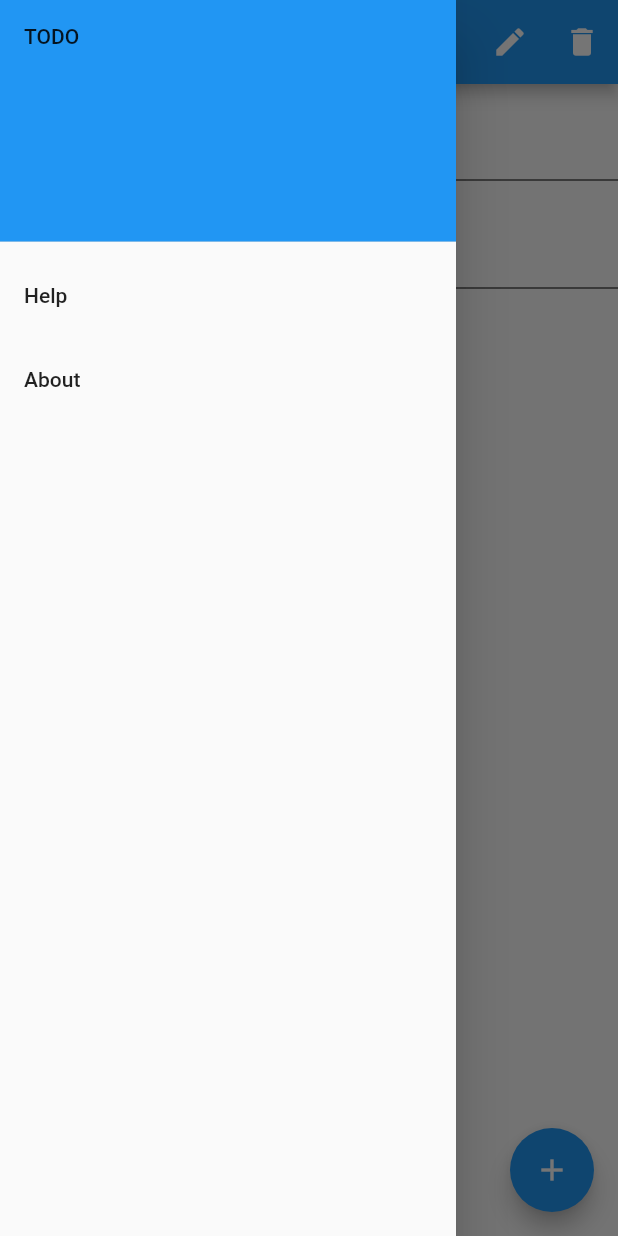
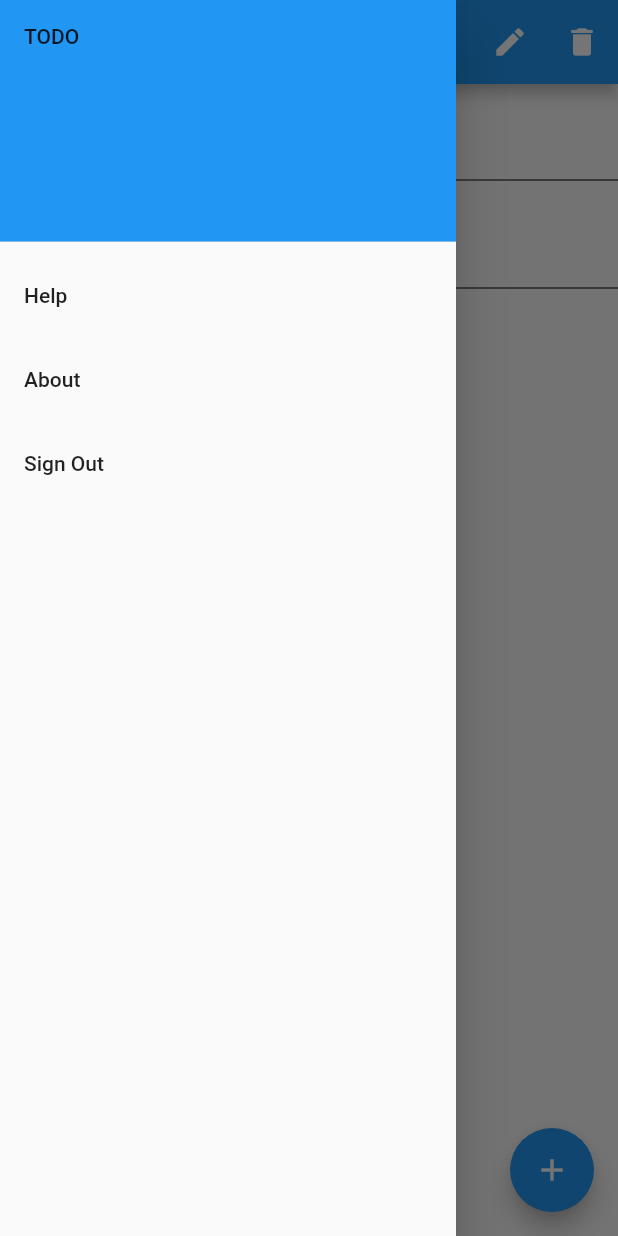
Before and after one commit to loshanr/todo, a Flutter app: the screen it shows once a user with an empty profile is signed in, with the side drawer open, on a phone screen of 412 x 824 dp. Run offline on Flutter 3.47's test engine with Material 2 defaults, Android fonts, the phone set to English and light mode, and no system bars; our stand-ins replace bloc, cloud_firestore, equatable, firebase_auth, firebase_core, flutter_bloc; accounts and stored records are empty; network calls fail.

```diff
--- a/lib/app/bloc/app_bloc.dart
+++ b/lib/app/bloc/app_bloc.dart
@@ -17,6 +17,7 @@ class AppBloc extends Bloc<AppEvent, AppState> {
       : _authRepository = AuthRepository(),
         super(const AppState()) {
     on<AppStatusChanged>(_onAppStatusChanged);
+    on<AppSignoutRequested>(_onAppSignoutRequested);
     _authStreamSubscription = _authRepository.onAuthStateChanged.listen((user) {
       add(AppStatusChanged(user));
     });
@@ -35,4 +36,8 @@ class AppBloc extends Bloc<AppEvent, AppState> {
       emit(const AppState(status: AppStatus.unauthenticated));
     }
   }
+
+  void _onAppSignoutRequested(AppSignoutRequested event, Emitter<AppState> emit) {
+    _authRepository.signOut();
+  }
 }
--- a/lib/app/bloc/app_event.dart
+++ b/lib/app/bloc/app_event.dart
@@ -1,7 +1,10 @@
 part of 'app_bloc.dart';
 
 @immutable
-abstract class AppEvent extends Equatable {}
+abstract class AppEvent extends Equatable {
+  @override
+  List<Object?> get props => [];
+}
 
 class AppStatusChanged extends AppEvent {
   final User? user;
@@ -11,3 +14,5 @@ class AppStatusChanged extends AppEvent {
   @override
   List<Object?> get props => [user];
 }
+
+class AppSignoutRequested extends AppEvent {}
--- a/lib/home/home_screen.dart
+++ b/lib/home/home_screen.dart
@@ -1,4 +1,6 @@
 import 'package:flutter/material.dart';
+import 'package:flutter_bloc/flutter_bloc.dart';
+import 'package:todo_app/app/bloc/app_bloc.dart';
 
 class HomeScreen extends StatelessWidget {
   const HomeScreen({Key? key}) : super(key: key);
@@ -71,6 +73,12 @@ class HomeScreen extends StatelessWidget {
                 Navigator.pop(context);
               },
             ),
+            ListTile(
+              title: Text('Sign Out'),
+              onTap: () {
+                context.read<AppBloc>().add(AppSignoutRequested());
+              },
+            ),
           ],
         ),
       ),
--- a/lib/login/bloc/login_bloc.dart
+++ b/lib/login/bloc/login_bloc.dart
@@ -31,9 +31,9 @@ class LoginBloc extends Bloc<LoginEvent, LoginState> {
   }
 
   void _onLoginSubmitted(LoginSubmitted event, Emitter<LoginState> emit) async {
+    emit(state.copyWith(isLoading: true));
     final result =
         await _authRepository.signInWithEmailAndPassword(email: state.userEmail, password: state.userPassword);
-    emit(state.copyWith(isLoading: true));
     if (result.error == null) {
       emit(state.copyWith(isLoading: false));
     } else {
@@ -42,9 +42,9 @@ class LoginBloc extends Bloc<LoginEvent, LoginState> {
   }
 
   void _onSignupSignupSubmitted(SignupSubmitted event, Emitter<LoginState> emit) async {
+    emit(state.copyWith(isLoading: true));
     final result =
         await _authRepository.signUpWithEmailAndPassword(email: state.userEmail, password: state.userPassword);
-    emit(state.copyWith(isLoading: true));
     if (result.error == null) {
       emit(state.copyWith(isLoading: false));
     } else {
--- a/lib/login/login_screen.dart
+++ b/lib/login/login_screen.dart
@@ -41,7 +41,8 @@ class LoginScreen extends StatelessWidget {
                     ],
                   ),
                 ),
-                BlocBuilder<LoginBloc, LoginState>(builder: (context, state) {
+                BlocBuilder<LoginBloc, LoginState>(
+                  builder: (_, state) {
                     return Visibility(
                       visible: state.isLoading,
                       child: Container(
@@ -50,7 +51,8 @@ class LoginScreen extends StatelessWidget {
                         child: const CircularProgressIndicator(),
                       ),
                     );
-                }),
+                  },
+                ),
               ],
             ),
           ),
```
Lines whose indentation alone changed are shown as unchanged.
